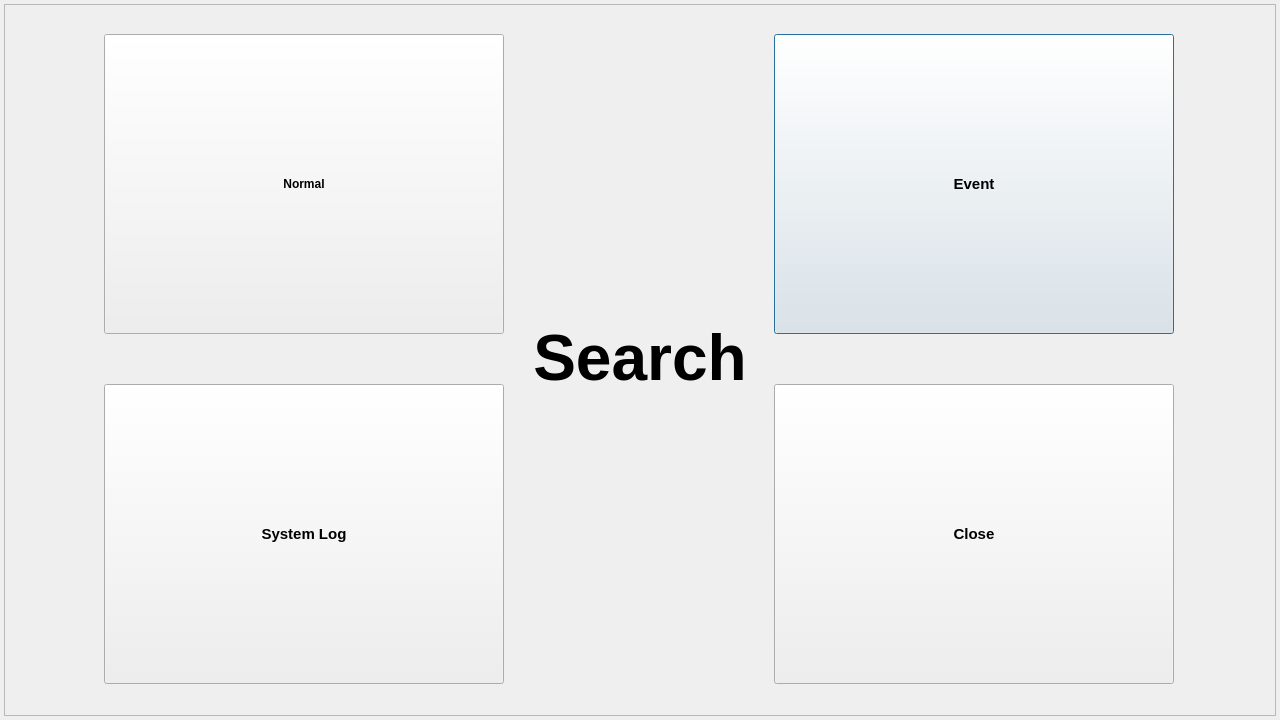
Before: the Qt Designer form gui/mainwidget/src/search/searchdialog.ui in yjsin-emastec/neptune, drawn with Qt 5.
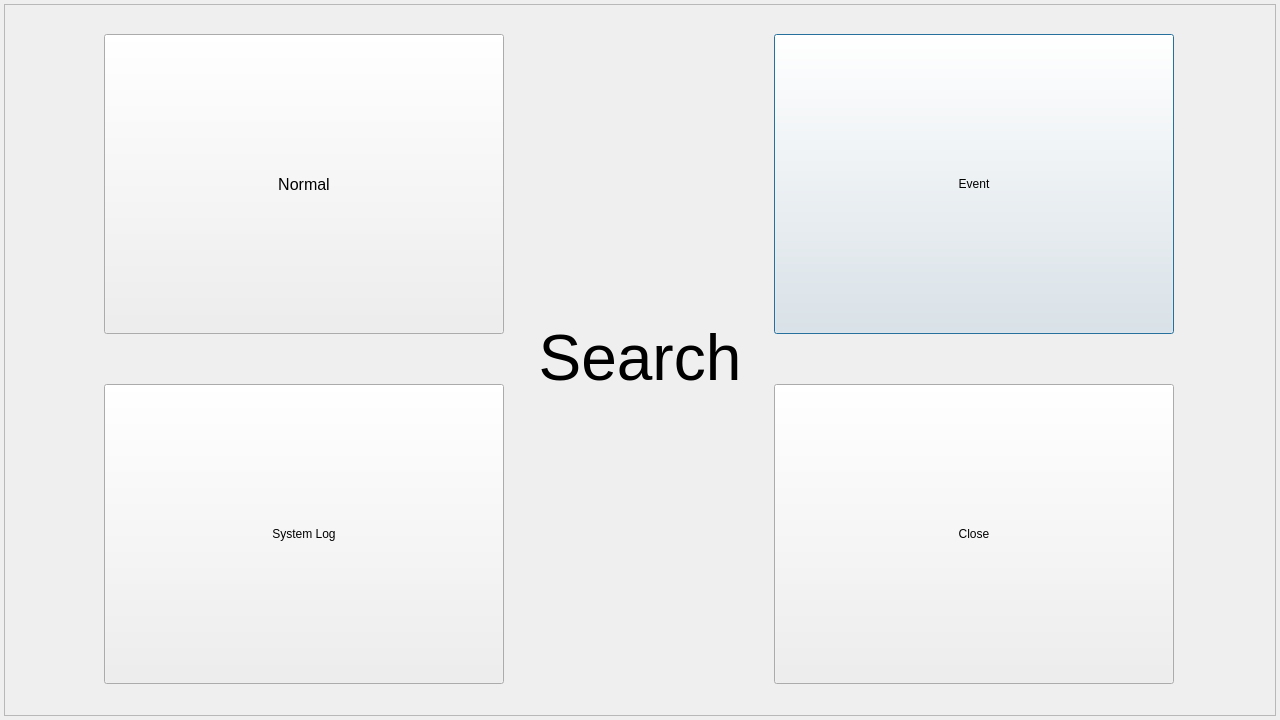
After: the same form once the commit is applied.

Commit message: Remove bold font 원인 - Qt 버전을 변경하며 폰트에 Bold가 적용됨 내용 - 폰트의 Bold 설정 제거

Diff of the .ui file:
```diff
--- a/gui/mainwidget/src/search/searchdialog.ui
+++ b/gui/mainwidget/src/search/searchdialog.ui
@@ -49,20 +49,18 @@
       <height>300</height>
      </rect>
     </property>
+    <property name="sizePolicy">
+     <sizepolicy hsizetype="Fixed" vsizetype="Fixed">
+      <horstretch>0</horstretch>
+      <verstretch>0</verstretch>
+     </sizepolicy>
+    </property>
     <property name="minimumSize">
      <size>
       <width>300</width>
       <height>300</height>
      </size>
     </property>
-    <property name="font">
-     <font>
-      <pointsize>11</pointsize>
-      <weight>75</weight>
-      <italic>false</italic>
-      <bold>true</bold>
-     </font>
-    </property>
     <property name="text">
      <string>Event</string>
     </property>
@@ -79,6 +77,12 @@
       <height>300</height>
      </rect>
     </property>
+    <property name="sizePolicy">
+     <sizepolicy hsizetype="Fixed" vsizetype="Fixed">
+      <horstretch>0</horstretch>
+      <verstretch>0</verstretch>
+     </sizepolicy>
+    </property>
     <property name="minimumSize">
      <size>
       <width>300</width>
@@ -87,8 +91,7 @@
     </property>
     <property name="font">
      <font>
-      <weight>75</weight>
-      <bold>true</bold>
+      <pointsize>12</pointsize>
      </font>
     </property>
     <property name="text">
@@ -107,20 +110,18 @@
       <height>300</height>
      </rect>
     </property>
+    <property name="sizePolicy">
+     <sizepolicy hsizetype="Fixed" vsizetype="Fixed">
+      <horstretch>0</horstretch>
+      <verstretch>0</verstretch>
+     </sizepolicy>
+    </property>
     <property name="minimumSize">
      <size>
       <width>300</width>
       <height>300</height>
      </size>
     </property>
-    <property name="font">
-     <font>
-      <pointsize>11</pointsize>
-      <weight>75</weight>
-      <italic>false</italic>
-      <bold>true</bold>
-     </font>
-    </property>
     <property name="text">
      <string>Close</string>
     </property>
@@ -137,9 +138,6 @@
     <property name="font">
      <font>
       <pointsize>48</pointsize>
-      <weight>75</weight>
-      <italic>false</italic>
-      <bold>true</bold>
      </font>
     </property>
     <property name="text">
@@ -161,20 +159,18 @@
       <height>300</height>
      </rect>
     </property>
+    <property name="sizePolicy">
+     <sizepolicy hsizetype="Fixed" vsizetype="Fixed">
+      <horstretch>0</horstretch>
+      <verstretch>0</verstretch>
+     </sizepolicy>
+    </property>
     <property name="minimumSize">
      <size>
       <width>300</width>
       <height>300</height>
      </size>
     </property>
-    <property name="font">
-     <font>
-      <pointsize>11</pointsize>
-      <weight>75</weight>
-      <italic>false</italic>
-      <bold>true</bold>
-     </font>
-    </property>
     <property name="text">
      <string>System Log</string>
     </property>
```
The commit also changes 8 other files.
